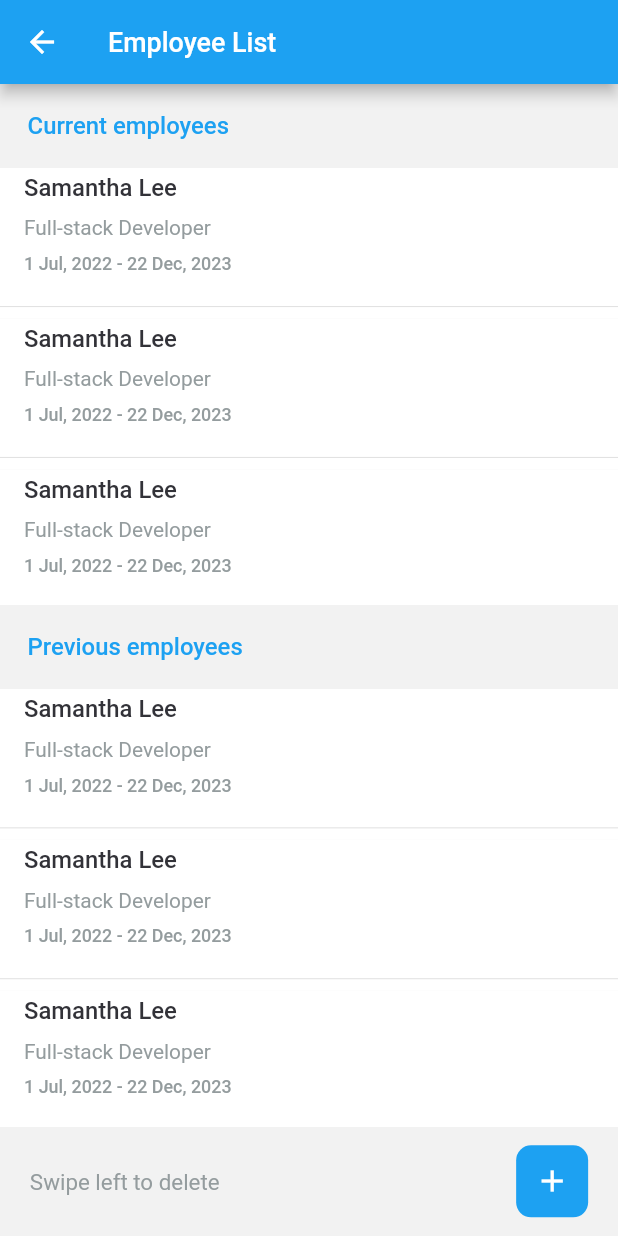
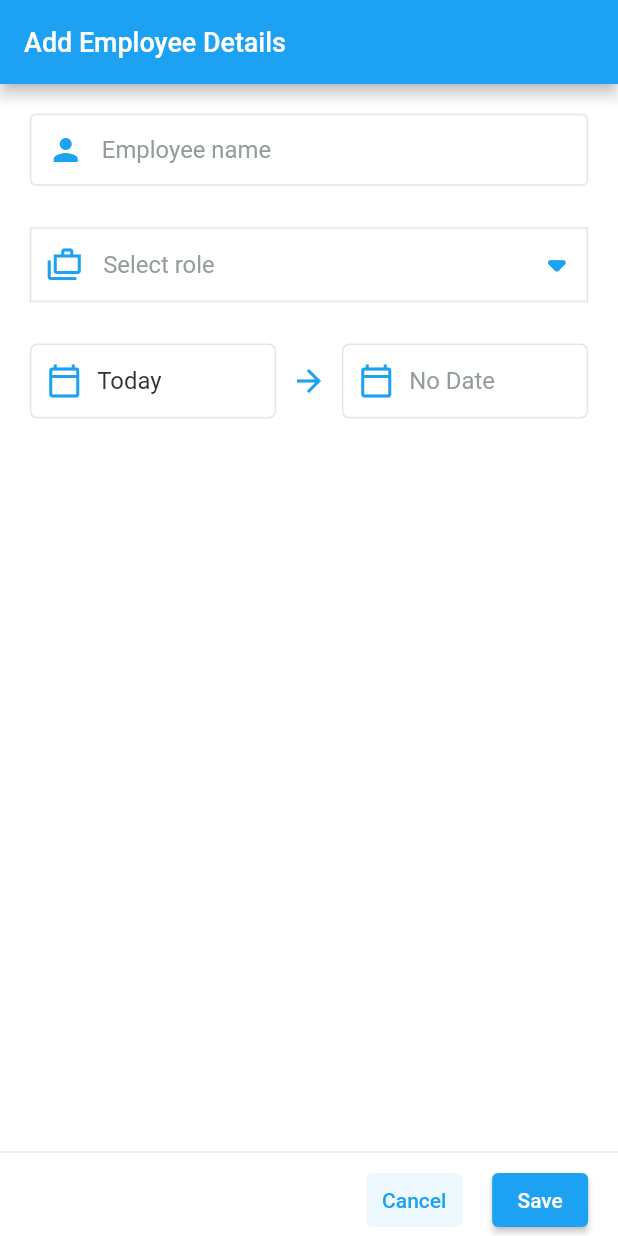
Before and after one commit to vikasp52/employees, a Flutter app: the Employees screen opened by its route, after a tap on the "add" icon, on a phone screen of 412 x 824 dp. Run offline on Flutter 3.47's test engine with Material 2 defaults, Android fonts, the phone set to English and light mode, and no system bars; drawn by our look-alikes of flutter_slidable; our stand-ins replace flutter_screenutil, get_it.

Commit message:
Added the add edit employee screen

```diff
--- a/lib/core/assets/theme.dart
+++ b/lib/core/assets/theme.dart
@@ -1,5 +1,6 @@
 import 'package:employees/core/assets/assets.dart';
 import 'package:flutter/material.dart';
+import 'package:flutter_screenutil/flutter_screenutil.dart';
 
 final lightTheme = ThemeData(
   scaffoldBackgroundColor: CustomColors.color6,
@@ -7,4 +8,49 @@ final lightTheme = ThemeData(
   colorScheme: const ColorScheme.light(
     primary: CustomColors.color1,
   ),
+  listTileTheme: const ListTileThemeData(
+    visualDensity: VisualDensity(
+      horizontal: 0,
+      vertical: -2,
+    ),
+  ),
+  textButtonTheme: TextButtonThemeData(
+    style: TextButton.styleFrom(
+      backgroundColor: CustomColors.color3,
+    ),
+  ),
+  elevatedButtonTheme: ElevatedButtonThemeData(
+    style: ButtonStyle(
+      backgroundColor: MaterialStateProperty.all(
+        CustomColors.color1,
+      ),
+      textStyle: MaterialStateProperty.all(
+        CustomTypography.buttonLabel,
+      ),
+    ),
+  ),
+  inputDecorationTheme: InputDecorationTheme(
+    hintStyle: CustomTypography.textFieldHint,
+    contentPadding: EdgeInsets.symmetric(
+      vertical: 5.h,
+    ),
+    enabledBorder: const OutlineInputBorder(
+      borderSide: BorderSide(
+        color: CustomColors.color10,
+      ),
+    ),
+    activeIndicatorBorder: const BorderSide(
+      color: CustomColors.color10,
+    ),
+    focusedBorder: const OutlineInputBorder(
+        borderSide: BorderSide(
+      color: CustomColors.color10,
+    )),
+    border: const OutlineInputBorder(
+      borderRadius: BorderRadius.all(Radius.zero),
+      borderSide: BorderSide(
+        color: CustomColors.color10,
+      ),
+    ),
+  ),
 );
--- a/lib/core/assets/typography.dart
+++ b/lib/core/assets/typography.dart
@@ -51,6 +51,12 @@ class CustomTypography {
     fontWeight: FontWeight.w400,
   );
 
+    static final buttonLabel = TextStyle(
+    color: CustomColors.color12,
+    fontSize: 14.sp,
+    fontWeight: FontWeight.w500,
+  );
+
   static final undoLabel = TextStyle(
     color: CustomColors.color1,
     fontSize: 15.sp,
--- a/lib/core/routing/route_generator.dart
+++ b/lib/core/routing/route_generator.dart
@@ -1,3 +1,4 @@
+import 'package:employees/features/add_edit_employees/add_edit_employee.dart';
 import 'package:employees/features/employees/screens/employees.dart';
 import 'package:flutter/material.dart';
 
@@ -39,7 +40,7 @@ class RouteGenerator {
         screen = const Employees();
         break;
       case addEditEmployeeRoute:
-        screen = const Employees();
+        screen = const AddEditEmployee();
         break;
 
       default:
--- /dev/null
+++ b/lib/features/add_edit_employees/add_edit_employee.dart
@@ -0,0 +1,206 @@
+import 'package:employees/core/assets/assets.dart';
+import 'package:flutter/material.dart';
+import 'package:flutter_screenutil/flutter_screenutil.dart';
+
+class AddEditEmployee extends StatelessWidget {
+  const AddEditEmployee({super.key});
+
+  @override
+  Widget build(BuildContext context) {
+    return Scaffold(
+      backgroundColor: CustomColors.color12,
+      appBar: AppBar(
+        automaticallyImplyLeading: false,
+        title: Text(
+          'Add Employee Details',
+          style: CustomTypography.titleWhite,
+        ),
+      ),
+      body: Column(
+        children: [
+          Padding(
+            padding: EdgeInsets.all(20.w),
+            child: Column(
+              children: [
+                const TextField(
+                  decoration: InputDecoration(
+                    hintText: 'Employee name',
+                    prefixIcon: Icon(
+                      Icons.person,
+                      color: CustomColors.color1,
+                    ),
+                  ),
+                ),
+                SizedBox(
+                  height: 30.h,
+                ),
+                Container(
+                  decoration: BoxDecoration(
+                    border: Border.all(
+                      color: CustomColors.color10,
+                    ),
+                  ),
+                  child: ListTile(
+                    contentPadding: EdgeInsets.zero,
+                    onTap: () {
+                      showModalBottomSheet(
+                        context: context,
+                        shape: RoundedRectangleBorder(
+                          borderRadius: BorderRadius.only(
+                            topLeft: Radius.circular(20.w),
+                            topRight: Radius.circular(20.w),
+                          ),
+                        ),
+                        builder: (context) => Wrap(
+                          children: [
+                            'Product Designer',
+                            'Flutter Developer',
+                            'QA Tester',
+                            'Product Owner'
+                          ]
+                              .map(
+                                (e) => Column(
+                                  children: [
+                                    ListTile(
+                                      title: Text(
+                                        e,
+                                        textAlign: TextAlign.center,
+                                      ),
+                                    ),
+                                    const Divider(),
+                                  ],
+                                ),
+                              )
+                              .toList(),
+                        ),
+                      );
+                    },
+                    trailing: Icon(
+                      Icons.arrow_drop_down_rounded,
+                      size: 40.w,
+                      color: CustomColors.color1,
+                    ),
+                    title: Row(
+                      mainAxisSize: MainAxisSize.min,
+                      children: [
+                        Padding(
+                          padding: EdgeInsets.only(
+                            left: 10.w,
+                            right: 14.w,
+                          ),
+                          child: const Icon(
+                            Icons.cases_outlined,
+                            color: CustomColors.color1,
+                          ),
+                        ),
+                        Text(
+                          'Select role',
+                          style: CustomTypography.textFieldHint,
+                        ),
+                      ],
+                    ),
+                  ),
+                ),
+                SizedBox(
+                  height: 30.h,
+                ),
+                Row(
+                  children: [
+                    Expanded(
+                      child: ListTile(
+                        contentPadding: EdgeInsets.symmetric(horizontal: 10.w),
+                        title: Row(
+                          children: [
+                            const Icon(
+                              Icons.calendar_today_outlined,
+                              color: CustomColors.color1,
+                            ),
+                            SizedBox(
+                              width: 10.w,
+                            ),
+                            Text(
+                              'Today',
+                              style: CustomTypography.textFieldValue,
+                            ),
+                          ],
+                        ),
+                        shape: RoundedRectangleBorder(
+                          side: const BorderSide(
+                            color: CustomColors.color10,
+                          ),
+                          borderRadius: BorderRadius.circular(5),
+                        ),
+                      ),
+                    ),
+                    Padding(
+                      padding: EdgeInsets.symmetric(
+                        horizontal: 10.w,
+                      ),
+                      child: const Icon(
+                        Icons.arrow_forward,
+                        color: CustomColors.color1,
+                      ),
+                    ),
+                    Expanded(
+                      child: ListTile(
+                        contentPadding: EdgeInsets.symmetric(horizontal: 10.w),
+                        title: Row(
+                          children: [
+                            const Icon(
+                              Icons.calendar_today_outlined,
+                              color: CustomColors.color1,
+                            ),
+                            SizedBox(
+                              width: 10.w,
+                            ),
+                            Text(
+                              'No Date',
+                              style: CustomTypography.textFieldHint,
+                            ),
+                          ],
+                        ),
+                        shape: RoundedRectangleBorder(
+                          side: const BorderSide(
+                            color: CustomColors.color10,
+                          ),
+                          borderRadius: BorderRadius.circular(5),
+                        ),
+                      ),
+                    ),
+                  ],
+                ),
+              ],
+            ),
+          ),
+          const Spacer(),
+          const Divider(),
+          Padding(
+            padding: EdgeInsets.symmetric(
+              horizontal: 20.w,
+            ),
+            child: Row(
+              mainAxisAlignment: MainAxisAlignment.end,
+              children: [
+                TextButton(
+                  onPressed: () => Navigator.pop(context),
+                  child: const Text(
+                    'Cancel',
+                  ),
+                ),
+                SizedBox(
+                  width: 20.w,
+                ),
+                ElevatedButton(
+                  onPressed: () {},
+                  child: const Text(
+                    'Save',
+                  ),
+                ),
+              ],
+            ),
+          )
+        ],
+      ),
+    );
+  }
+}
--- a/lib/features/employees/screens/employees.dart
+++ b/lib/features/employees/screens/employees.dart
@@ -1,4 +1,5 @@
 import 'package:employees/core/assets/assets.dart';
+import 'package:employees/core/routing/routing.dart';
 import 'package:flutter/material.dart';
 import 'package:flutter_screenutil/flutter_screenutil.dart';
 import 'package:flutter_slidable/flutter_slidable.dart';
@@ -156,7 +157,9 @@ class Employees extends StatelessWidget {
                       ),
                     ),
                     child: IconButton(
-                      onPressed: () {},
+                      onPressed: () => RouteGenerator.pushName(
+                        routeName: RouteGenerator.addEditEmployeeRoute,
+                      ),
                       icon: const Icon(
                         Icons.add,
                         color: CustomColors.color12,
```
